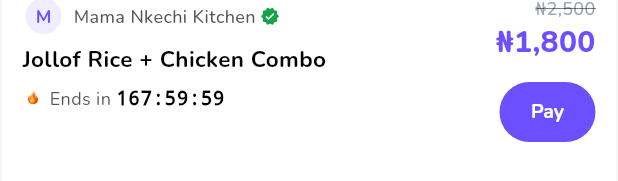
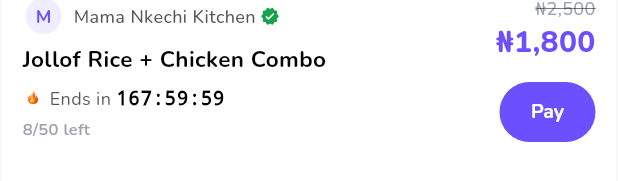
Before and after one commit to fredddyy/buzzpay, a Flutter app: the HappyHourCard widget shown alone on an empty page, opened directly with sample values from the repository, on a phone screen of 412 x 824 dp. Shown: the part 209-390 px from the top of the screen. Run offline on Flutter 3.47's test engine with Material 3 defaults, Android fonts, the phone set to English and light mode, and no system bars; drawn by our look-alikes of cached_network_image; our stand-ins replace dio, flutter_riverpod, flutter_svg, go_router, google_fonts, image_picker and 4 more; missing offline and left inert: mobile_scanner; accounts and stored records are empty; network calls fail.

Commit message:
feat: show stock count on happy hour cards (X/Y left, red when <=5)

```diff
--- a/apps/mobile/lib/widgets/happy_hour_card.dart
+++ b/apps/mobile/lib/widgets/happy_hour_card.dart
@@ -295,6 +295,16 @@ class _HappyHourCardState extends State<HappyHourCard> {
                             ),
                           ],
                         ),
+                        const SizedBox(height: 4),
+                        // Stock count
+                        Text(
+                          '${deal.remainingQty}/${deal.totalQuantity} left',
+                          style: TextStyle(
+                            fontSize: 11,
+                            fontWeight: FontWeight.w600,
+                            color: deal.remainingQty <= 5 ? AppColors.danger : AppColors.textTertiary,
+                          ),
+                        ),
                       ],
                     ),
                   ),
```
